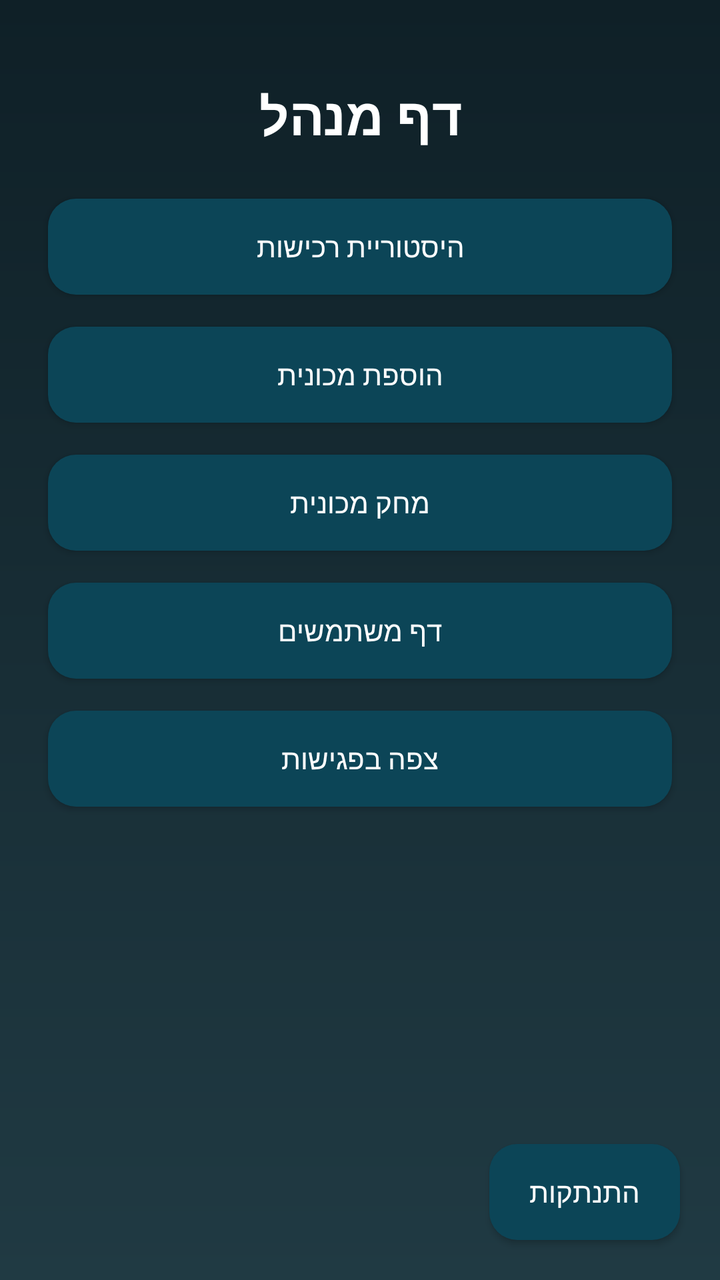
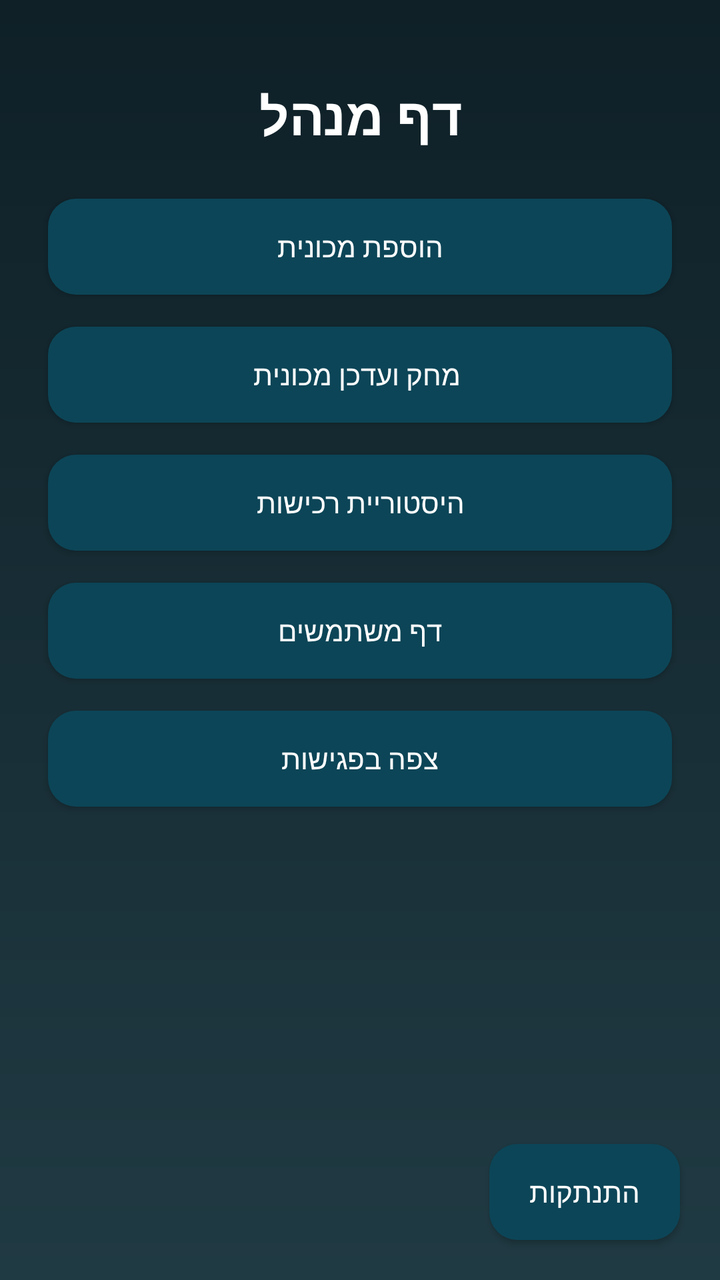

Compare the two renders of this Android layout. The source of the first and the diff that turns it into the second are given below.
<!-- AndroidManifest.xml: application theme Theme.NoamNakavFinal -->
<!-- res/layout/activity_admin_page.xml -->
<?xml version="1.0" encoding="utf-8"?>
<androidx.constraintlayout.widget.ConstraintLayout
    xmlns:android="http://schemas.android.com/apk/res/android"
    xmlns:app="http://schemas.android.com/apk/res-auto"
    android:layout_width="match_parent"
    android:layout_height="match_parent"
    android:id="@+id/main"
    android:background="@drawable/bg_admin">

    <TextView
        android:id="@+id/tvAdmin"
        android:layout_width="wrap_content"
        android:layout_height="wrap_content"
        android:text="דף מנהל"
        android:textSize="26sp"
        android:textStyle="bold"
        android:textColor="#FFFFFF"
        android:layout_marginTop="40dp"
        app:layout_constraintTop_toTopOf="parent"
        app:layout_constraintStart_toStartOf="parent"
        app:layout_constraintEnd_toEndOf="parent"/>

    <Button
        android:id="@+id/btnHistory"
        android:layout_width="0dp"
        android:layout_height="wrap_content"
        android:text="היסטוריית רכישות"
        android:textColor="#FFFFFF"
        android:onClick="salehistory"
        android:background="@drawable/btn_primary"
        app:layout_constraintTop_toBottomOf="@id/tvAdmin"
        app:layout_constraintStart_toStartOf="parent"
        app:layout_constraintEnd_toEndOf="parent"
        android:layout_margin="24dp"/>

    <Button
        android:id="@+id/btnAddcar"
        android:layout_width="0dp"
        android:layout_height="wrap_content"
        android:text="הוספת מכונית"
        android:textColor="#FFFFFF"
        android:background="@drawable/btn_primary"
        android:onClick="gotoAddnewcar"
        app:layout_constraintTop_toBottomOf="@id/btnHistory"
        app:layout_constraintStart_toStartOf="parent"
        app:layout_constraintEnd_toEndOf="parent"
        android:layout_marginHorizontal="24dp"
        android:layout_marginTop="16dp"/>

    <Button
        android:id="@+id/btnDeleteCar"
        android:layout_width="0dp"
        android:layout_height="wrap_content"
        android:text="מחק מכונית"
        android:textColor="#FFFFFF"
        android:background="@drawable/btn_primary"
        android:onClick="DeleteCar"
        app:layout_constraintTop_toBottomOf="@id/btnAddcar"
        app:layout_constraintStart_toStartOf="parent"
        app:layout_constraintEnd_toEndOf="parent"
        android:layout_marginHorizontal="24dp"
        android:layout_marginTop="16dp"/>

    <Button
        android:id="@+id/btnUsers"
        android:layout_width="0dp"
        android:layout_height="wrap_content"
        android:text="דף משתמשים"
        android:textColor="#FFFFFF"
        android:background="@drawable/btn_primary"
        android:onClick="gotoallUsers"
        app:layout_constraintTop_toBottomOf="@id/btnDeleteCar"
        app:layout_constraintStart_toStartOf="parent"
        app:layout_constraintEnd_toEndOf="parent"
        android:layout_marginHorizontal="24dp"
        android:layout_marginTop="16dp"/>

    <Button
        android:id="@+id/btnViewMeetings"
        android:layout_width="0dp"
        android:layout_height="wrap_content"
        android:text="צפה בפגישות"
        android:textColor="#FFFFFF"
        android:background="@drawable/btn_primary"
        android:onClick="gotoMeetings"
        app:layout_constraintTop_toBottomOf="@id/btnUsers"
        app:layout_constraintStart_toStartOf="parent"
        app:layout_constraintEnd_toEndOf="parent"
        android:layout_marginHorizontal="24dp"
        android:layout_marginTop="16dp"/>

    <Button
        android:id="@+id/btnLogoutAdmin"
        android:layout_width="wrap_content"
        android:layout_height="wrap_content"
        android:text="התנתקות"
        android:textColor="#FFFFFF"
        android:background="@drawable/btn_primary"
        android:onClick="logout"
        app:layout_constraintBottom_toBottomOf="parent"
        app:layout_constraintEnd_toEndOf="parent"
        android:layout_margin="20dp"/>

</androidx.constraintlayout.widget.ConstraintLayout>
<!-- resources referenced by this layout -->
<resources>
  <!-- drawable bg_admin (drawable) -->
  <?xml version="1.0" encoding="utf-8"?>
  <shape xmlns:android="http://schemas.android.com/apk/res/android">
      <gradient
          android:startColor="#0F2027"
          android:endColor="#203A43"
          android:angle="270"/>
  </shape>
  <!-- drawable btn_primary (drawable) -->
  <?xml version="1.0" encoding="utf-8"?>
  <shape xmlns:android="http://schemas.android.com/apk/res/android">
      <solid android:color="#0C4557"/>
      <corners android:radius="14dp"/>
      <padding
          android:left="20dp"
          android:top="12dp"
          android:right="20dp"
          android:bottom="12dp"/>
  </shape>
  <style name="Theme.NoamNakavFinal" parent="Base.Theme.NoamNakavFinal" />
  <style name="Base.Theme.NoamNakavFinal" parent="Theme.AppCompat.DayNight.NoActionBar">
          
          
      </style>
</resources>

<!-- the commit's change to res/layout/activity_admin_page.xml (unified diff, before → after) -->
@@ -21,6 +21,33 @@
         app:layout_constraintEnd_toEndOf="parent"/>
 
     <Button
+        android:id="@+id/btnAddcar"
+        android:layout_width="0dp"
+        android:layout_height="wrap_content"
+        android:text="הוספת מכונית"
+        android:textColor="#FFFFFF"
+        android:background="@drawable/btn_primary"
+        android:onClick="gotoAddnewcar"
+        app:layout_constraintTop_toBottomOf="@id/tvAdmin"
+        app:layout_constraintStart_toStartOf="parent"
+        app:layout_constraintEnd_toEndOf="parent"
+        android:layout_margin="24dp"/>
+
+    <Button
+        android:id="@+id/btnDeleteCar"
+        android:layout_width="0dp"
+        android:layout_height="wrap_content"
+        android:text=" מחק ועדכן מכונית"
+        android:textColor="#FFFFFF"
+        android:background="@drawable/btn_primary"
+        android:onClick="DeleteCar"
+        app:layout_constraintTop_toBottomOf="@id/btnAddcar"
+        app:layout_constraintStart_toStartOf="parent"
+        app:layout_constraintEnd_toEndOf="parent"
+        android:layout_marginHorizontal="24dp"
+        android:layout_marginTop="16dp"/>
+
+    <Button
         android:id="@+id/btnHistory"
         android:layout_width="0dp"
         android:layout_height="wrap_content"
@@ -28,34 +55,7 @@
         android:textColor="#FFFFFF"
         android:onClick="salehistory"
         android:background="@drawable/btn_primary"
-        app:layout_constraintTop_toBottomOf="@id/tvAdmin"
-        app:layout_constraintStart_toStartOf="parent"
-        app:layout_constraintEnd_toEndOf="parent"
-        android:layout_margin="24dp"/>
-
-    <Button
-        android:id="@+id/btnAddcar"
-        android:layout_width="0dp"
-        android:layout_height="wrap_content"
-        android:text="הוספת מכונית"
-        android:textColor="#FFFFFF"
-        android:background="@drawable/btn_primary"
-        android:onClick="gotoAddnewcar"
-        app:layout_constraintTop_toBottomOf="@id/btnHistory"
-        app:layout_constraintStart_toStartOf="parent"
-        app:layout_constraintEnd_toEndOf="parent"
-        android:layout_marginHorizontal="24dp"
-        android:layout_marginTop="16dp"/>
-
-    <Button
-        android:id="@+id/btnDeleteCar"
-        android:layout_width="0dp"
-        android:layout_height="wrap_content"
-        android:text="מחק מכונית"
-        android:textColor="#FFFFFF"
-        android:background="@drawable/btn_primary"
-        android:onClick="DeleteCar"
-        app:layout_constraintTop_toBottomOf="@id/btnAddcar"
+        app:layout_constraintTop_toBottomOf="@id/btnDeleteCar"
         app:layout_constraintStart_toStartOf="parent"
         app:layout_constraintEnd_toEndOf="parent"
         android:layout_marginHorizontal="24dp"
@@ -69,7 +69,7 @@
         android:textColor="#FFFFFF"
         android:background="@drawable/btn_primary"
         android:onClick="gotoallUsers"
-        app:layout_constraintTop_toBottomOf="@id/btnDeleteCar"
+        app:layout_constraintTop_toBottomOf="@id/btnHistory"
         app:layout_constraintStart_toStartOf="parent"
         app:layout_constraintEnd_toEndOf="parent"
         android:layout_marginHorizontal="24dp"
